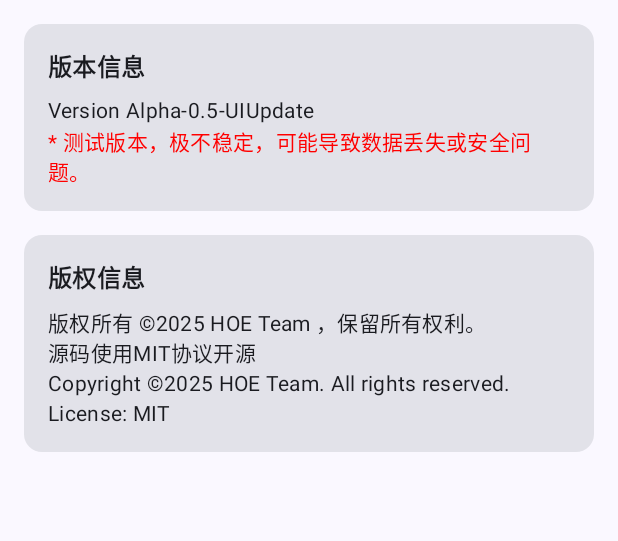
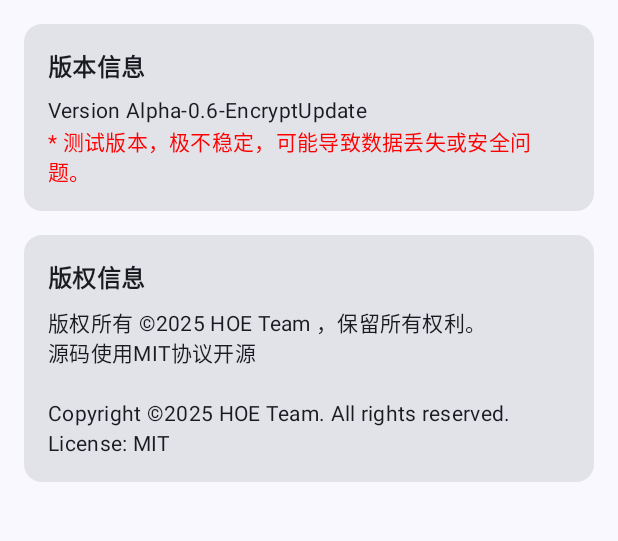
Before and after one commit to HOE-Team/OpenDroidChat, an Android app built with Jetpack Compose: the AboutScreen screen opened through its navigation route, on a phone screen of 412 x 824 dp, the part 307-848 px from its top. Run offline under Robolectric (Android 15) with nearby library versions, the phone set to English and light mode, and no system bars; libraries missing offline, so code that uses them is left out: dev.jeziellago.compose; 1 statement that could not run was skipped.

Commit message:
文件中版本号问题修复
fix:修复了About界面中错误的版本号

```diff
--- a/app/src/main/java/com/hoeteam/opendroidchat/ui/AboutScreen.kt
+++ b/app/src/main/java/com/hoeteam/opendroidchat/ui/AboutScreen.kt
@@ -78,7 +78,7 @@ fun AboutScreen(
                     modifier = Modifier.padding(bottom = 8.dp)
                 )
                 Text(
-                    text="Version Alpha-0.5-UIUpdate" ,
+                    text="Version Alpha-0.6-EncryptUpdate" ,
                     style = MaterialTheme.typography.bodyMedium
                 )
                 Text(
@@ -106,7 +106,7 @@ fun AboutScreen(
                     modifier = Modifier.padding(bottom = 8.dp)
                 )
                 Text(
-                    text = "版权所有 ©2025 HOE Team ，保留所有权利。\n源码使用MIT协议开源\n" +
+                    text = "版权所有 ©2025 HOE Team ，保留所有权利。\n源码使用MIT协议开源\n\n" +
                             "Copyright ©2025 HOE Team. All rights reserved.\nLicense: MIT",
                     style = MaterialTheme.typography.bodyMedium
                 )
```
